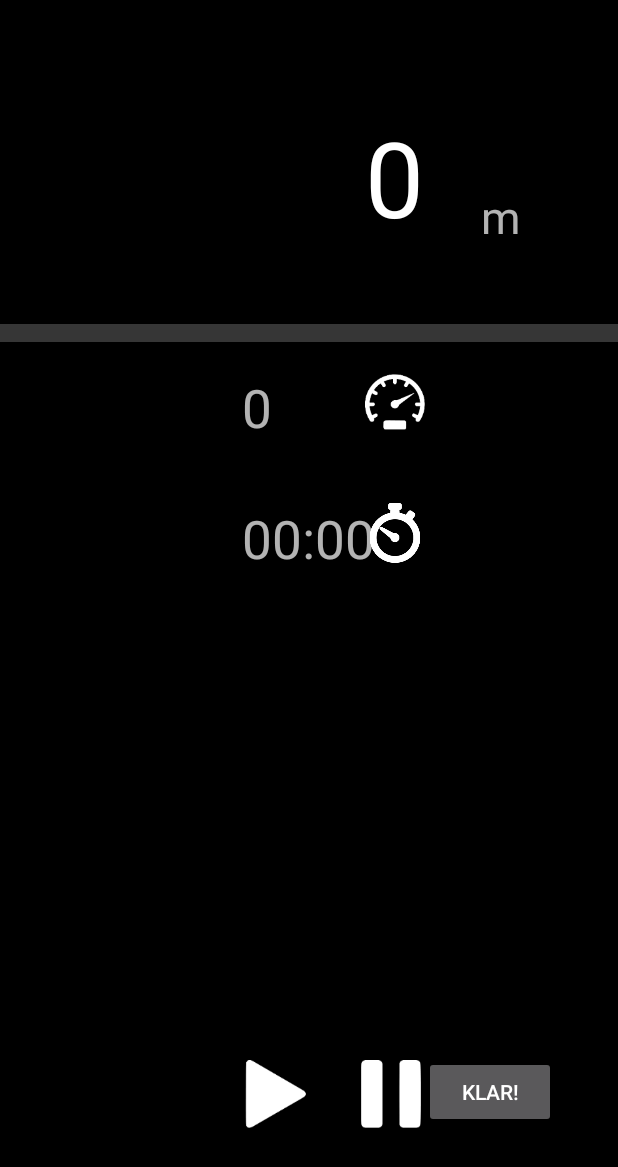
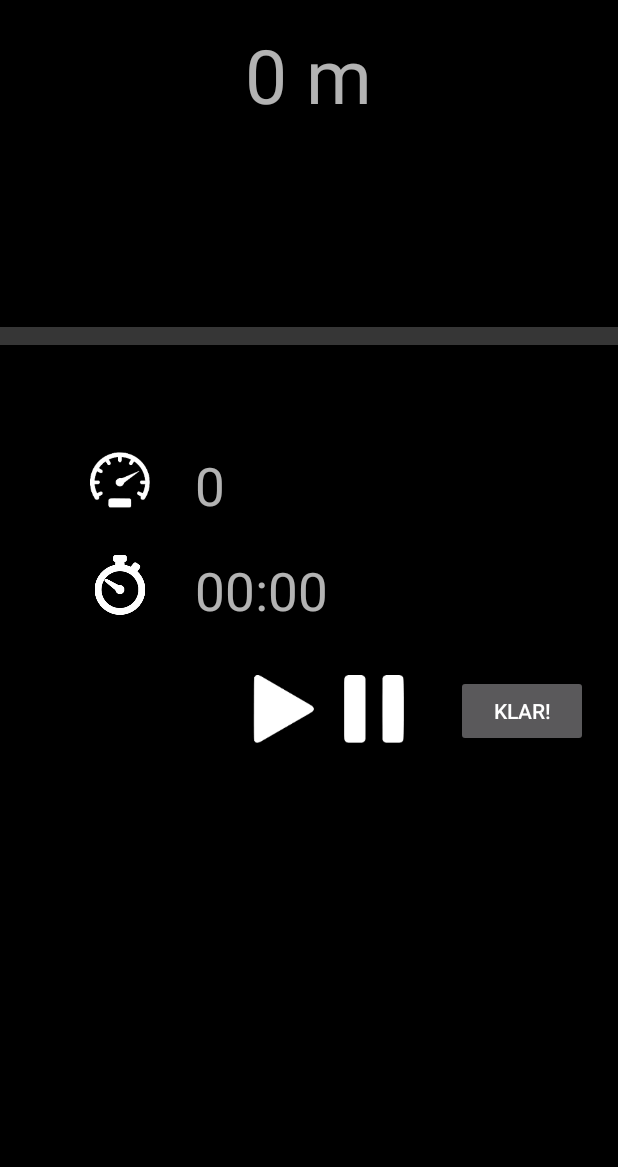
Before and after one commit to stromming/Jogr, an Android app: the RunActivity screen opened directly, with no data from a screen before it, on a phone screen of 412 x 824 dp. Shown: the top 1167 px of the screen. Run offline under Robolectric (Android 15) with nearby library versions, the phone set to English and light mode, and no system bars; 4 statements that could not run were skipped.

Commit message:
Release candidate 1

```diff
--- a/app/src/main/java/se/lth/mamn01/jogr/jogr/Simulering.java
+++ b/app/src/main/java/se/lth/mamn01/jogr/jogr/RunActivity.java
@@ -4,7 +4,6 @@ import android.app.Activity;
 import android.content.ComponentName;
 import android.content.Context;
 import android.content.Intent;
-import android.content.IntentFilter;
 import android.content.SharedPreferences;
 import android.location.Location;
 import android.location.LocationListener;
@@ -19,11 +18,12 @@ import android.os.Handler;
 import android.media.MediaPlayer;
 import android.widget.ProgressBar;
 import android.widget.TextView;
+import android.widget.Toast;
 
 /**
  * Created by Filip on 2015-04-21.
  */
-public class Simulering extends Activity implements LocationListener, SharedPreferences.OnSharedPreferenceChangeListener {
+public class RunActivity extends Activity implements LocationListener, SharedPreferences.OnSharedPreferenceChangeListener {
     long timeStarted;
     String[] values;
     Handler handler;
@@ -62,7 +62,7 @@ AudioManager am;
     protected void onCreate(Bundle savedInstanceState) {
 
         super.onCreate(savedInstanceState);
-        setContentView(R.layout.activity_simulering);
+        setContentView(R.layout.activity_run);
         getSharedPreferences("myPrefs",
                 Context.MODE_MULTI_PROCESS).registerOnSharedPreferenceChangeListener(this);
 
@@ -72,7 +72,7 @@ AudioManager am;
 
         currentSpeedView.setText("0");
         currentTimeView.setText("00:00");
-        currentMeterView.setText("0");
+        currentMeterView.setText("0 m");
          am = (AudioManager)getSystemService(AUDIO_SERVICE);
 
         am.registerMediaButtonEventReceiver(new ComponentName(getPackageName(), MediaButtonReceiver.class.getName()));
@@ -113,7 +113,7 @@ AudioManager am;
         distRemaining = Integer.parseInt(values[0]);
         targetDist = distRemaining;
         time = Integer.parseInt(values[1]);
-        goalSpeed = distRemaining / time;
+        goalSpeed = distRemaining / (float)time;
         SharedPreferences.Editor editor = getSharedPreferences("myPrefs",
                 Context.MODE_MULTI_PROCESS).edit();
         editor.putBoolean("flag", false);
@@ -130,6 +130,7 @@ AudioManager am;
         lm.requestLocationUpdates(LocationManager.GPS_PROVIDER, 0, 0, this);
 
         lastTick = System.currentTimeMillis();
+        Toast.makeText(this,"Målhastighet: " + goalSpeed + " m/s", Toast.LENGTH_LONG).show();
         handler.postDelayed(runnable, 100);
 
 
@@ -145,10 +146,13 @@ AudioManager am;
 
             prevSpeed = speed;
 
-            if (location != null) {
+            if (location != null && location.getSpeed() != 0) {
 
                 speed = location.getSpeed();
                 currentSpeedView.setText(String.valueOf(speed));
+
+
+            }
             int cTime = (int) (System.currentTimeMillis() - timeStarted) / 1000;
             int min = (cTime / 60);
             int sec = (cTime % 60);
@@ -169,10 +173,7 @@ AudioManager am;
             }
             currentTimeView.setText(minString + ":" + secString);
 
-                currentMeterView.setText(String.valueOf(targetDist - distRemaining));
-
-
-            }
+            currentMeterView.setText(String.valueOf(targetDist - distRemaining) + " m");
 
             //Aadd new information for the Stat Screen diagram.
 
@@ -204,14 +205,14 @@ AudioManager am;
                     }
 
                 } else if (speed < goalSpeed) {
-                    if (countLow == 10) {
+                    if (countLow == 5) {
                         playLowSpeed.start();
                         countHigh = 0;
                         goodSpeed = false;
                     }
                     countLow++;
                 } else {
-                    if (countHigh == 10) {
+                    if (countHigh == 5) {
                         playHighSpeed.start();
                         goodSpeed = false;
                         countLow = 0;
@@ -220,7 +221,6 @@ AudioManager am;
 
                 }
                 double tickTime = (System.currentTimeMillis() - lastTick) / 1000.0;
-                //Toast.makeText(getBaseContext(), "Tick time: " + String.valueOf(tickTime), Toast.LENGTH_LONG).show();
                 lastTick = System.currentTimeMillis();
                 distRemaining = distRemaining - (int) (speed * tickTime);
                 bar.setProgress((int) (100 - 100 * distRemaining / (double) (targetDist)));
@@ -290,7 +290,12 @@ AudioManager am;
 
     }
 
-
+    public void resumeButton(View v){
+    Toast.makeText(this,"Inte implementerad i demoversionen", Toast.LENGTH_SHORT).show();
+    }
+    public void pauseButton(View v){
+        Toast.makeText(this,"Inte implementerad i demoversionen", Toast.LENGTH_SHORT).show();
+    }
     @Override
     public void onSharedPreferenceChanged(SharedPreferences sharedPreferences, String key) {
         playGoodSpeed.stop();
@@ -307,4 +312,7 @@ AudioManager am;
             Log.d("Simulering", "goal speed changed");
         }
     }
+
+
+
 }
--- /dev/null
+++ b/app/src/main/res/layout/activity_run.xml
@@ -0,0 +1,132 @@
+<?xml version="1.0" encoding="utf-8"?>
+<FrameLayout xmlns:android="http://schemas.android.com/apk/res/android"
+    android:orientation="vertical" android:layout_width="match_parent"
+    android:layout_height="fill_parent"
+
+    android:background="#ff000000"
+   >
+
+
+    <FrameLayout
+    android:layout_width="fill_parent"
+    android:layout_height="150dp">
+
+        <TextView
+            android:layout_width="150dp"
+            android:layout_height="100dp"
+            android:textSize="50dp"
+            android:text="453 m"
+            android:id="@+id/meter1"
+            android:gravity="center"
+            android:layout_gravity="center_horizontal" />
+
+    </FrameLayout>
+
+    <FrameLayout
+        android:layout_width="fill_parent"
+        android:layout_height="150dp"
+        android:layout_marginTop="150dp">
+
+        <ProgressBar
+            android:id="@+id/progressBar1"
+            android:layout_width="429dp"
+            android:layout_height="50dp"
+            android:visibility="visible"
+            style="?android:attr/progressBarStyleHorizontal"
+            android:max="100"
+            android:layout_gravity="center"
+            android:indeterminate="false"/>
+    </FrameLayout>
+
+    <FrameLayout
+        android:layout_width="fill_parent"
+        android:layout_height="150dp"
+        android:layout_marginTop="300dp">
+
+
+        <ImageView
+            android:layout_width="40dp"
+            android:layout_height="40dp"
+            android:id="@+id/imageView11"
+            android:layout_marginLeft="60dp"
+            android:background="@mipmap/speedometer"/>
+
+        <TextView
+            android:layout_width="150dp"
+            android:layout_height="40dp"
+            android:text="5,3"
+            android:id="@+id/speed1"
+            android:textSize="35dp"
+            android:layout_marginLeft="130dp"/>
+
+
+
+
+
+
+        <ImageView
+            android:layout_width="40dp"
+            android:layout_height="40dp"
+            android:id="@+id/imageView10"
+            android:layout_marginLeft="60dp"
+            android:background="@mipmap/time"
+            android:layout_marginTop="70dp"
+            />
+        <TextView
+            android:layout_width="150dp"
+            android:layout_height="40dp"
+            android:textSize="35dp"
+            android:text="0:11"
+            android:id="@+id/time1"
+            android:layout_marginTop="70dp"
+            android:layout_marginLeft="130dp"
+            />
+
+    </FrameLayout>
+    <FrameLayout
+        android:layout_width="fill_parent"
+        android:layout_height="150dp"
+        android:layout_marginTop="450dp">
+
+
+        <Button
+            android:layout_width="wrap_content"
+            android:layout_height="wrap_content"
+            android:text="Klar!"
+            android:id="@+id/button"
+            android:onClick="nextPage"
+            android:clickable="true"
+            android:enabled="true"
+            android:layout_gravity="right"
+            android:layout_marginRight="20dp"/>
+
+        <ImageButton
+            android:layout_width="45dp"
+            android:layout_height="45dp"
+            android:id="@+id/pause1"
+            android:background="@mipmap/pause"
+            android:layout_gravity="right"
+            android:layout_marginRight="140dp"
+            android:onClick="pauseButton"/>
+
+        <ImageButton
+            android:layout_width="45dp"
+            android:layout_height="45dp"
+            android:id="@+id/imageButton4"
+            android:background="@mipmap/play"
+            android:layout_gravity="right"
+            android:layout_marginRight="200dp"
+            android:onClick="resumeButton"
+            />
+
+    </FrameLayout>
+
+
+
+
+
+
+
+
+
+</FrameLayout>
--- a/app/src/main/res/layout/activity_simulering.xml
+++ /dev/null
@@ -1,122 +0,0 @@
-<?xml version="1.0" encoding="utf-8"?>
-<RelativeLayout xmlns:android="http://schemas.android.com/apk/res/android"
-    android:orientation="vertical" android:layout_width="match_parent"
-    android:layout_height="match_parent"
-    android:weightSum="1"
-    android:background="#ff000000"
-   >
-
-
-    <Button
-        android:layout_width="wrap_content"
-        android:layout_height="wrap_content"
-        android:text="Klar!"
-        android:id="@+id/button"
-        android:layout_marginBottom="72dp"
-        android:onClick="nextPage"
-        android:clickable="true"
-        android:enabled="true"
-        android:layout_alignParentBottom="true"
-        android:layout_alignParentRight="true"
-        android:layout_alignParentEnd="true"
-        android:layout_marginRight="41dp"
-        android:layout_marginEnd="41dp" />
-
-    <ProgressBar
-        android:id="@+id/progressBar1"
-        android:layout_width="429dp"
-        android:layout_height="50dp"
-        android:visibility="visible"
-        style="?android:attr/progressBarStyleHorizontal"
-        android:max="100"
-        android:layout_gravity="center"
-        android:indeterminate="false"
-        android:layout_marginTop="33dp"
-        android:layout_below="@+id/meterText"
-        android:layout_alignParentLeft="true"
-        android:layout_alignParentStart="true" />
-
-    <TextView
-        android:layout_width="wrap_content"
-        android:layout_height="wrap_content"
-        android:textAppearance="?android:attr/textAppearanceLarge"
-        android:text="453,2"
-        android:id="@+id/meter1"
-        android:textSize="70dp"
-        android:layout_above="@+id/progressBar1"
-        android:layout_toLeftOf="@+id/button"
-        android:layout_toStartOf="@+id/button" />
-
-    <TextView
-        android:layout_width="wrap_content"
-        android:layout_height="wrap_content"
-        android:textAppearance="?android:attr/textAppearanceMedium"
-        android:text="m"
-        android:id="@+id/meterText"
-        android:textSize="30dp"
-        android:layout_marginTop="124dp"
-        android:layout_marginLeft="38dp"
-        android:layout_marginStart="38dp"
-        android:layout_alignParentTop="true"
-        android:layout_toRightOf="@+id/meter1"
-        android:layout_toEndOf="@+id/meter1" />
-
-    <ImageView
-        android:layout_width="40dp"
-        android:layout_height="40dp"
-        android:id="@+id/imageView10"
-        android:background="@mipmap/time"
-        android:layout_marginTop="40dp"
-        android:layout_below="@+id/speed1"
-        android:layout_alignRight="@+id/pause1"
-        android:layout_alignEnd="@+id/pause1" />
-
-    <ImageView
-        android:layout_width="40dp"
-        android:layout_height="40dp"
-        android:id="@+id/imageView11"
-        android:background="@mipmap/speedometer"
-        android:layout_below="@+id/progressBar1"
-        android:layout_alignLeft="@+id/meter1"
-        android:layout_alignStart="@+id/meter1" />
-
-    <TextView
-        android:layout_width="wrap_content"
-        android:layout_height="wrap_content"
-        android:textAppearance="?android:attr/textAppearanceMedium"
-        android:text="5,3"
-        android:id="@+id/speed1"
-        android:textSize="35dp"
-        android:layout_alignTop="@+id/imageView11"
-        android:layout_alignLeft="@+id/time1"
-        android:layout_alignStart="@+id/time1" />
-
-    <ImageButton
-        android:layout_width="45dp"
-        android:layout_height="45dp"
-        android:id="@+id/pause1"
-        android:background="@mipmap/pause"
-        android:layout_alignBottom="@+id/button"
-        android:layout_alignRight="@+id/imageView11"
-        android:layout_alignEnd="@+id/imageView11" />
-
-    <ImageButton
-        android:layout_width="45dp"
-        android:layout_height="45dp"
-        android:id="@+id/imageButton4"
-        android:background="@mipmap/play"
-        android:layout_alignTop="@+id/pause1"
-        android:layout_alignLeft="@+id/time1"
-        android:layout_alignStart="@+id/time1" />
-
-    <TextView
-        android:layout_width="wrap_content"
-        android:layout_height="wrap_content"
-        android:textAppearance="?android:attr/textAppearanceMedium"
-        android:text="0:11"
-        android:id="@+id/time1"
-        android:textSize="35dp"
-        android:layout_alignTop="@+id/imageView10"
-        android:layout_centerHorizontal="true" />
-
-</RelativeLayout>
--- a/app/src/main/res/layout/activity_stats_1.xml
+++ b/app/src/main/res/layout/activity_stats_1.xml
@@ -29,12 +29,12 @@
         android:layout_width="match_parent"
         android:layout_height="wrap_content"
         android:id="@+id/space1000"
-        android:layout_weight="0.35" />
+        android:layout_weight="0.39" />
 
     <RadioGroup
         android:layout_width="100dp"
         android:layout_height="45dp"
-        android:layout_gravity="center_horizontal"
+        android:layout_gravity="bottom|center_horizontal"
         android:orientation="horizontal">
 
         <RadioButton
```
Also changed, not shown: app/src/main/AndroidManifest.xml (+8 -2 lines), app/src/main/java/se/lth/mamn01/jogr/jogr/DistSpeed.java (+13 -11 lines), app/src/main/java/se/lth/mamn01/jogr/jogr/MainActivity.java (+5 -15 lines), app/src/main/java/se/lth/mamn01/jogr/jogr/ShakeEventListener.java (+6 -38 lines), app/src/main/java/se/lth/mamn01/jogr/jogr/SplashActivity.java (added, +28 -0 lines), app/src/main/java/se/lth/mamn01/jogr/jogr/StatScreen.java (+9 -20 lines), app/src/main/res/layout/activity_splash.xml (+12 -15 lines), app/src/main/res/layout/activity_stats_0.xml (+1 -17 lines), app/src/main/res/layout/activity_stats_0b.xml (deleted, +0 -68 lines), app/src/main/res/layout/activity_stats_1b.xml (deleted, +0 -58 lines), app/src/main/res/layout/activity_stats_2b.xml (deleted, +0 -68 lines), app/src/main/res/drawable/splashny.jpg (deleted). Lines whose indentation alone changed are shown as unchanged.
